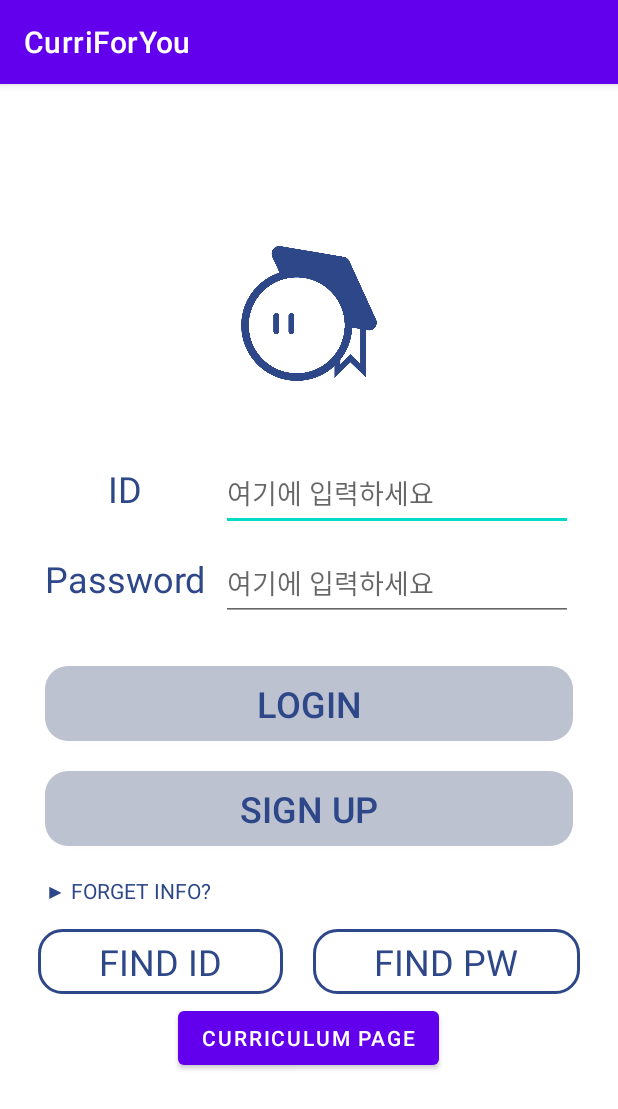
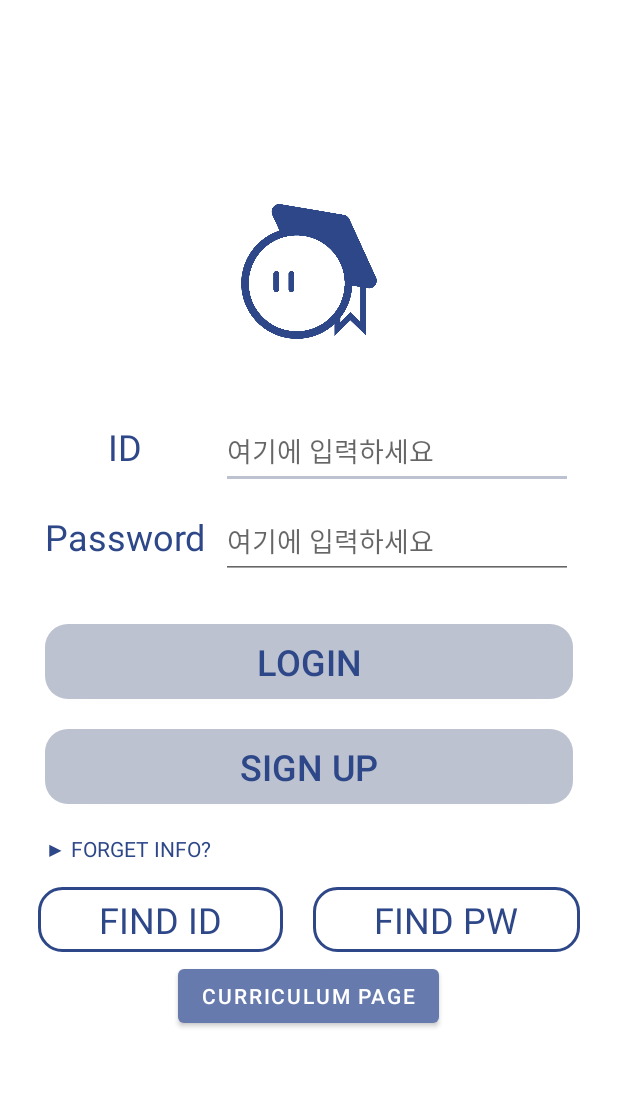
Before and after one commit to Curri4You/CurriForYou, an Android app: the screen it shows after launch (LoginActivity), on a phone screen of 412 x 824 dp. Shown: the top 1109 px of the screen. Run offline under Robolectric (Android 15) with nearby library versions, the phone set to English and light mode, and no system bars; our stand-ins replace Volley.

Commit message:
Shinchaeeun delete windowActionBar and windowTitle themes color change

```diff
--- a/app/src/main/AndroidManifest.xml
+++ b/app/src/main/AndroidManifest.xml
@@ -7,6 +7,7 @@
     <uses-permission android:name="android.permission.INTERNET"/>
 
     <application
+        android:usesCleartextTraffic="true"
         android:allowBackup="true"
         android:dataExtractionRules="@xml/data_extraction_rules"
         android:fullBackupContent="@xml/backup_rules"
--- a/app/src/main/res/values/themes.xml
+++ b/app/src/main/res/values/themes.xml
@@ -2,16 +2,18 @@
     <!-- Base application theme. -->
     <style name="Theme.CurriForYou" parent="Theme.MaterialComponents.DayNight.DarkActionBar">
         <!-- Primary brand color. -->
-        <item name="colorPrimary">@color/purple_500</item>
-        <item name="colorPrimaryVariant">@color/purple_700</item>
+        <item name="colorPrimary">@color/blue_3</item>
+        <item name="colorPrimaryVariant">@color/blue_5</item>
         <item name="colorOnPrimary">@color/white</item>
         <!-- Secondary brand color. -->
-        <item name="colorSecondary">@color/teal_200</item>
-        <item name="colorSecondaryVariant">@color/teal_700</item>
+        <item name="colorSecondary">@color/gray_3</item>
+        <item name="colorSecondaryVariant">@color/gray_4</item>
         <item name="colorOnSecondary">@color/black</item>
         <!-- Status bar color. -->
         <item name="android:statusBarColor" tools:targetApi="l">?attr/colorPrimaryVariant</item>
         <!-- Customize your theme here. -->
+        <item name='windowActionBar'>false</item>
+        <item name='windowNoTitle'>true</item>
     </style>
 
 </resources>
```
